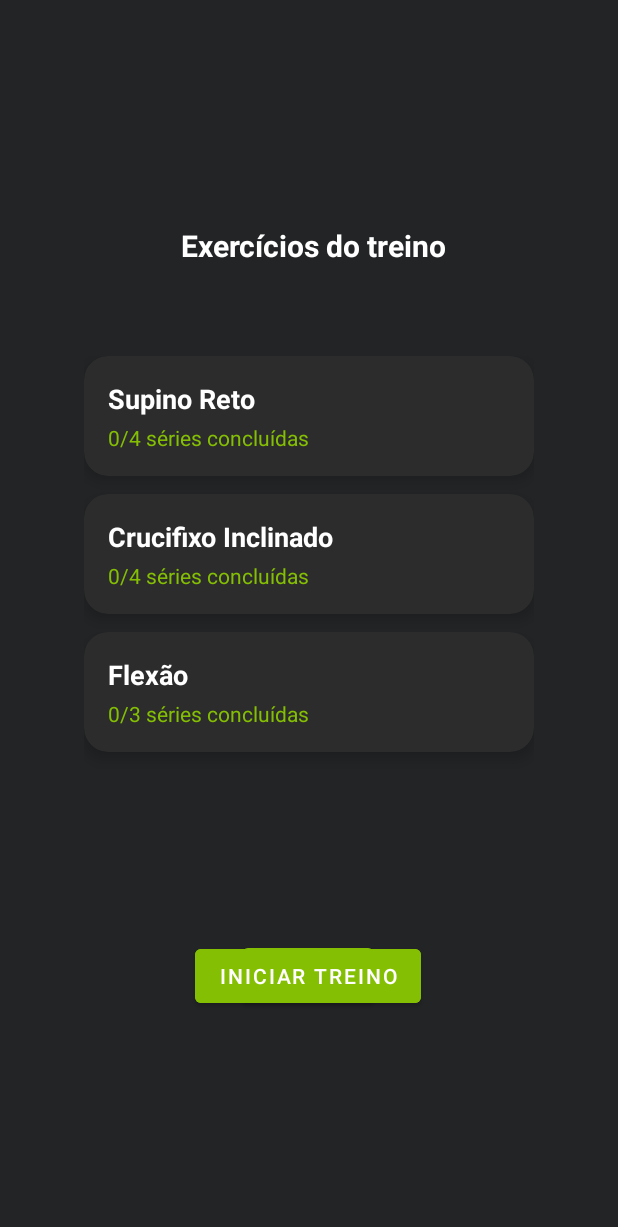
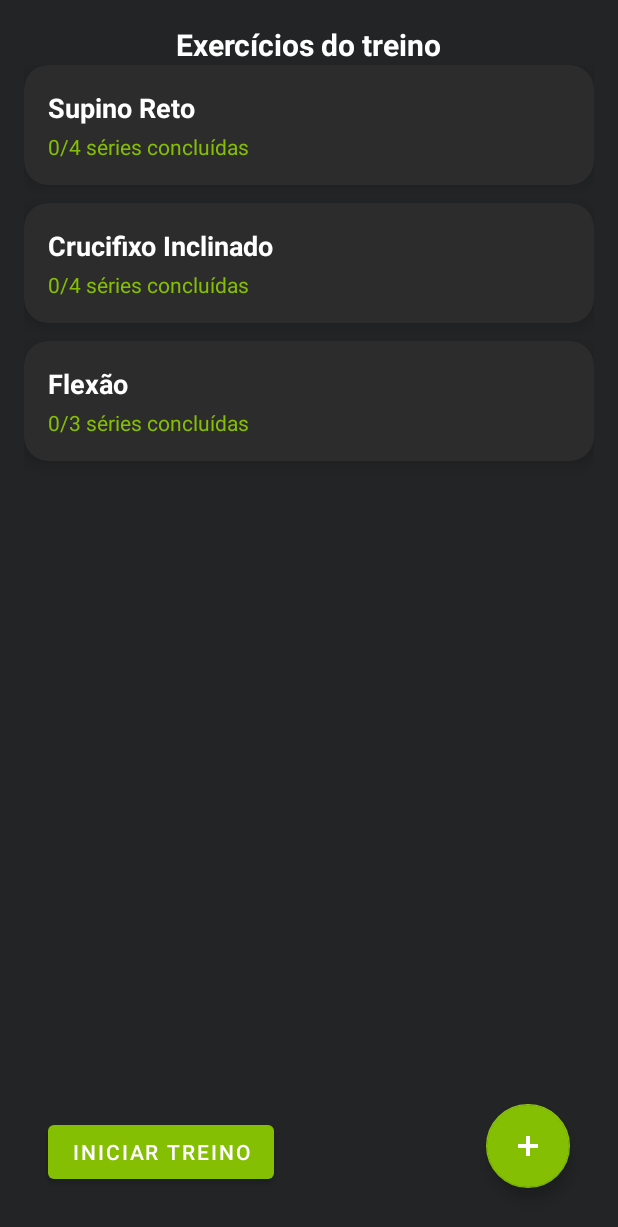
Before and after one commit to lF4GUNDs/MoveOn, an Android app: the TreinosActivity screen opened directly, with no data from a screen before it, after a tap on "Peito", on a phone screen of 412 x 824 dp. Shown: the top 1227 px of the screen. Run offline under Robolectric (Android 15) with nearby library versions, the phone set to English and light mode, and no system bars.

Commit message:
v2.12 Tired_FloadButton - TreinosActivity

```diff
--- a/app/src/main/java/com/example/moveon/activities/TreinosActivity.java
+++ b/app/src/main/java/com/example/moveon/activities/TreinosActivity.java
@@ -28,7 +28,6 @@ public class TreinosActivity extends AppCompatActivity {
 
     private ImageButton btnAnotacoes, btnHistorico;
     private CalendarView calendarView;
-    private FloatingActionButton btnAdicionarTreino;
 
     private ImageView imgPerfilTopo;
     private TextView txtNomePerfil;
@@ -54,7 +53,6 @@ public class TreinosActivity extends AppCompatActivity {
         btnAnotacoes = findViewById(R.id.imageButton_Historico);
         btnHistorico = findViewById(R.id.imageButton_Historico2);
         calendarView = findViewById(R.id.calendarView);
-        btnAdicionarTreino = findViewById(R.id.btnAdicionarTreino);
 
         // Lista de treinos
         listaTreinos = new ArrayList<>();
@@ -108,11 +106,6 @@ public class TreinosActivity extends AppCompatActivity {
             // TODO: Implementar tela de histórico
         });
 
-        btnAdicionarTreino.setOnClickListener(v -> {
-            Intent intent = new Intent(this, AdicionarExercicioActivity.class);
-            startActivityForResult(intent, REQUEST_ADICIONAR_TREINO);
-        });
-
         calendarView.setOnDateChangeListener((view, year, month, dayOfMonth) -> {
             // TODO: Implementar lógica de treinos por data
         });
--- a/app/src/main/res/layout/activity_lista_de_exercicios.xml
+++ b/app/src/main/res/layout/activity_lista_de_exercicios.xml
@@ -1,5 +1,6 @@
 <?xml version="1.0" encoding="utf-8"?>
-<androidx.constraintlayout.widget.ConstraintLayout xmlns:android="http://schemas.android.com/apk/res/android"
+<androidx.constraintlayout.widget.ConstraintLayout
+    xmlns:android="http://schemas.android.com/apk/res/android"
     xmlns:app="http://schemas.android.com/apk/res-auto"
     xmlns:tools="http://schemas.android.com/tools"
     android:layout_width="match_parent"
@@ -7,62 +8,49 @@
     android:background="#222426"
     android:padding="16dp">
 
-    <androidx.recyclerview.widget.RecyclerView
-        android:id="@+id/recyclerExercicios"
-        android:layout_width="300dp"
-        android:layout_height="350dp"
-        app:layout_constraintBottom_toBottomOf="parent"
-        app:layout_constraintEnd_toEndOf="parent"
-        app:layout_constraintStart_toStartOf="parent"
-        app:layout_constraintTop_toTopOf="parent" />
-
-    <Button
-        android:id="@+id/btnAdicionarExercicio"
-        android:layout_width="wrap_content"
-        android:layout_height="wrap_content"
-        android:layout_marginTop="8dp"
-        android:layout_marginBottom="134dp"
-        android:text="+"
-        android:textColor="#FFFFFF"
-        app:layout_constraintBottom_toBottomOf="parent"
-        app:layout_constraintEnd_toEndOf="parent"
-        app:layout_constraintHorizontal_bias="0.498"
-        app:layout_constraintStart_toStartOf="parent"
-        app:layout_constraintTop_toBottomOf="@+id/recyclerExercicios"
-        app:layout_constraintVertical_bias="1.0" />
-
     <TextView
         android:id="@+id/tvTituloLista"
         android:layout_width="wrap_content"
         android:layout_height="wrap_content"
-        android:layout_marginStart="118dp"
-        android:layout_marginTop="134dp"
-        android:layout_marginEnd="98dp"
-        android:layout_marginBottom="14dp"
         android:text="Exercícios do treino"
         android:textColor="#FFFFFF"
         android:textSize="20sp"
         android:textStyle="bold"
-        app:layout_constraintBottom_toTopOf="@+id/recyclerExercicios"
+        app:layout_constraintTop_toTopOf="parent"
+        app:layout_constraintStart_toStartOf="parent"
         app:layout_constraintEnd_toEndOf="parent"
-        app:layout_constraintHorizontal_bias="1.0"
+        android:layout_marginBottom="8dp"
+        tools:ignore="MissingConstraints"/>
+
+    <androidx.recyclerview.widget.RecyclerView
+        android:id="@+id/recyclerExercicios"
+        android:layout_width="0dp"
+        android:layout_height="0dp"
+        app:layout_constraintTop_toBottomOf="@id/tvTituloLista"
+        app:layout_constraintBottom_toTopOf="@id/btnIniciarExecucao"
         app:layout_constraintStart_toStartOf="parent"
-        app:layout_constraintTop_toTopOf="parent"
-        app:layout_constraintVertical_bias="0.0" />
+        app:layout_constraintEnd_toEndOf="parent" />
 
-    <Button
+    <com.google.android.material.button.MaterialButton
         android:id="@+id/btnIniciarExecucao"
         android:layout_width="wrap_content"
         android:layout_height="wrap_content"
-        android:layout_marginTop="39dp"
-        android:layout_marginBottom="103dp"
-        android:backgroundTint="#84BF04"
         android:text="Iniciar treino"
         android:textColor="#FFFFFF"
+        app:backgroundTint="#84BF04"
+        app:layout_constraintBottom_toBottomOf="parent"
+        app:layout_constraintStart_toStartOf="parent"
+        android:layout_margin="16dp" />
+
+    <com.google.android.material.floatingactionbutton.FloatingActionButton
+        android:id="@+id/btnAdicionarExercicio"
+        android:layout_width="wrap_content"
+        android:layout_height="wrap_content"
+        android:contentDescription="Adicionar exercício"
+        android:src="@drawable/ic_add"
+        app:backgroundTint="#84BF04"
+        app:tint="@android:color/white"
         app:layout_constraintBottom_toBottomOf="parent"
         app:layout_constraintEnd_toEndOf="parent"
-        app:layout_constraintHorizontal_bias="0.497"
-        app:layout_constraintStart_toStartOf="parent"
-        app:layout_constraintTop_toBottomOf="@+id/recyclerExercicios"
-        app:layout_constraintVertical_bias="0.0" />
+        android:layout_margin="16dp" />
 </androidx.constraintlayout.widget.ConstraintLayout>
```
Also changed, not shown: app/src/main/java/com/example/moveon/activities/ListaDeExerciciosActivity.java (+13 -41 lines), app/src/main/java/com/example/moveon/adapters/TreinoAdapter.java (+0 -18 lines), app/src/main/res/layout/activity_treinos.xml (+0 -15 lines), app/src/main/res/layout/item_treino.xml (+0 -13 lines).
